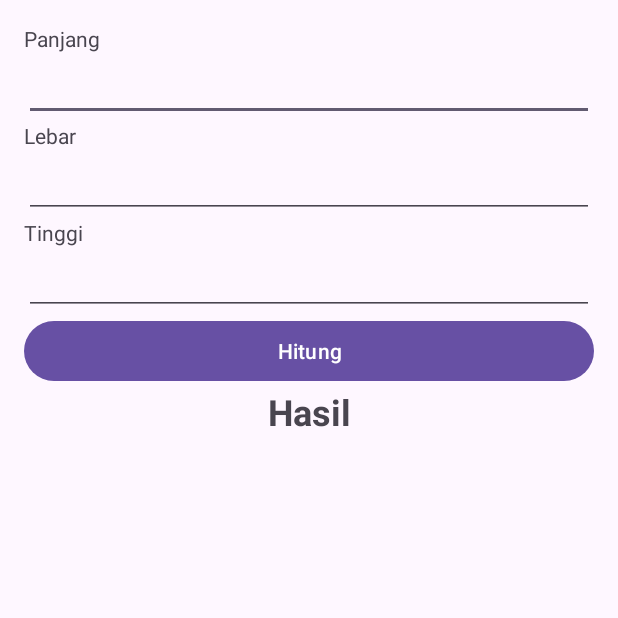
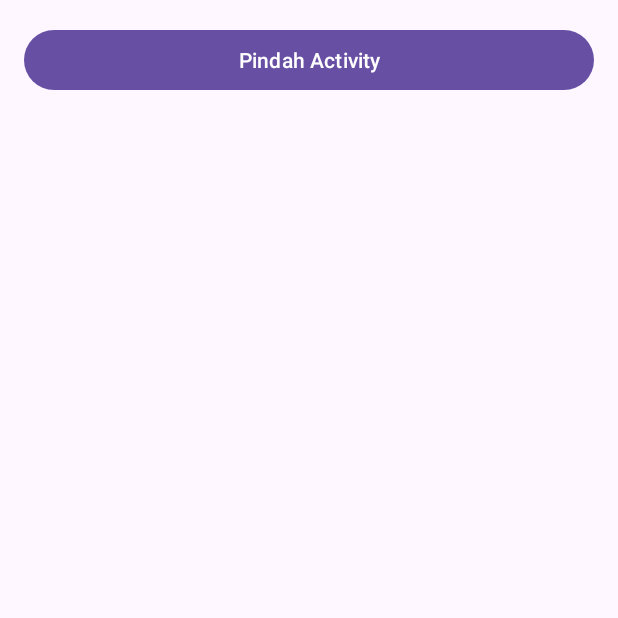
Before and after one commit to aprxty3/basic_kotlin_apps, an Android app: the screen it shows after launch (MainActivity), on a phone screen of 412 x 824 dp, the top half of it. Run offline under Robolectric (Android 15) with nearby library versions, the phone set to English and light mode, and no system bars.

Commit message:
move intent

```diff
--- a/app/src/main/java/com/example/basic_apps/MainActivity.kt
+++ b/app/src/main/java/com/example/basic_apps/MainActivity.kt
@@ -1,65 +1,26 @@
 package com.example.basic_apps
 
+import android.content.Intent
 import android.os.Bundle
-import android.os.PersistableBundle
 import android.view.View
 import android.widget.Button
 import androidx.appcompat.app.AppCompatActivity
-import android.widget.EditText
-import android.widget.TextView
 
 class MainActivity : AppCompatActivity(), View.OnClickListener {
-    private lateinit var etTinggi: EditText
-    private lateinit var etLebar: EditText
-    private lateinit var etPanjang: EditText
-    private lateinit var etCalculate: Button
-    private lateinit var etResult: TextView
-
-    companion object {
-        private const val STATE_RESULT = "state_result"
-    }
     override fun onCreate(savedInstanceState: Bundle?) {
         super.onCreate(savedInstanceState)
         setContentView(R.layout.activity_main)
-        etTinggi = findViewById(R.id.etTinggi)
-        etLebar = findViewById(R.id.etLebar)
-        etPanjang = findViewById(R.id.etPanjang)
-        etCalculate = findViewById(R.id.etCalculate)
-        etResult = findViewById(R.id.etResult)
-        etCalculate.setOnClickListener(this)
-        if(savedInstanceState != null) {
-            val result = savedInstanceState.getString(STATE_RESULT) as String
-            etResult.text = result
-        }
+
+        val btnMoveActivity: Button = findViewById(R.id.button_move)
+        btnMoveActivity.setOnClickListener(this)
     }
 
     override fun onClick(v: View?) {
-        if (v?.id == R.id.etCalculate) {
-            val inputPanjang = etPanjang.text.toString().trim()
-            val inputLebar = etLebar.text.toString().trim()
-            val inputTinggi = etTinggi.text.toString().trim()
-            var isEmptyFields = false
-            if (inputPanjang.isEmpty()) {
-                isEmptyFields = true
-                etPanjang.error = "Field ini tidak boleh kosong"
-            }
-            if (inputLebar.isEmpty()) {
-                isEmptyFields = true
-                etLebar.error = "Field ini tidak boleh kosong"
-            }
-            if (inputTinggi.isEmpty()) {
-                isEmptyFields = true
-                etTinggi.error = "Field ini tidak boleh kosong"
-            }
-            if (!isEmptyFields) {
-                val volume = inputPanjang.toDouble() * inputLebar.toDouble() * inputTinggi.toDouble()
-                etResult.text = volume.toString()
+        when (v?.id) {
+            R.id.button_move -> {
+                val moveIntent = Intent(this@MainActivity, MoveActivity::class.java)
+                startActivity(moveIntent)
             }
         }
     }
-
-    override fun onSaveInstanceState(outState: Bundle) {
-        super.onSaveInstanceState(outState)
-        outState.putString(STATE_RESULT, etResult.text.toString())
-    }
 }
--- a/app/src/main/res/layout/activity_main.xml
+++ b/app/src/main/res/layout/activity_main.xml
@@ -8,69 +8,13 @@
         android:padding="16dp"
 >
 
-    <TextView
-            android:layout_width="wrap_content"
+    <Button
+            android:id="@+id/button_move"
+            android:layout_width="match_parent"
             android:layout_height="wrap_content"
-            android:text="@string/panjang"
+            android:layout_marginBottom="16dp"
+            android:text="@string/move_activity"
     />
 
-    <EditText
-            android:id="@+id/etPanjang"
-            android:layout_width="match_parent"
-            android:layout_height="wrap_content"
-            android:inputType="numberDecimal"
-            android:lines="1"
-            android:autofillHints="panjang"
-            tools:ignore="LabelFor"
-    />
-
-    <TextView
-            android:layout_width="match_parent"
-            android:layout_height="wrap_content"
-            android:text="@string/lebar"
-    />
-
-    <EditText
-            android:id="@+id/etLebar"
-            android:layout_width="match_parent"
-            android:layout_height="wrap_content"
-            android:inputType="numberDecimal"
-            android:lines="1"
-            tools:ignore="LabelFor"
-            android:autofillHints="Lebar"
-    />
-
-    <TextView
-            android:layout_width="match_parent"
-            android:layout_height="wrap_content"
-            android:text="@string/tinggi"
-    />
-
-    <EditText
-            android:id="@+id/etTinggi"
-            android:layout_width="match_parent"
-            android:layout_height="wrap_content"
-            android:inputType="numberDecimal"
-            android:lines="1"
-            tools:ignore="LabelFor"
-            android:autofillHints="Tinggi"
-    />
-
-    <Button
-            android:id="@+id/etCalculate"
-            android:layout_width="match_parent"
-            android:layout_height="wrap_content"
-            android:text="@string/hitung"
-    />
-
-    <TextView
-            android:id="@+id/etResult"
-            android:layout_width="match_parent"
-            android:layout_height="wrap_content"
-            android:gravity="center"
-            android:text="@string/hasil"
-            android:textSize="24sp"
-            android:textStyle="bold"
-    />
 
 </LinearLayout>
```
Also changed, not shown: app/src/main/AndroidManifest.xml (+5 -3 lines), app/src/main/java/com/example/basic_apps/Calculator.kt (added, +64 -0 lines), app/src/main/java/com/example/basic_apps/MoveActivity.kt (added, +11 -0 lines), app/src/main/res/layout/activity_move.xml (added, +16 -0 lines), app/src/main/res/layout/calculator.xml (added, +76 -0 lines), app/src/main/res/values/strings.xml (+16 -0 lines).
